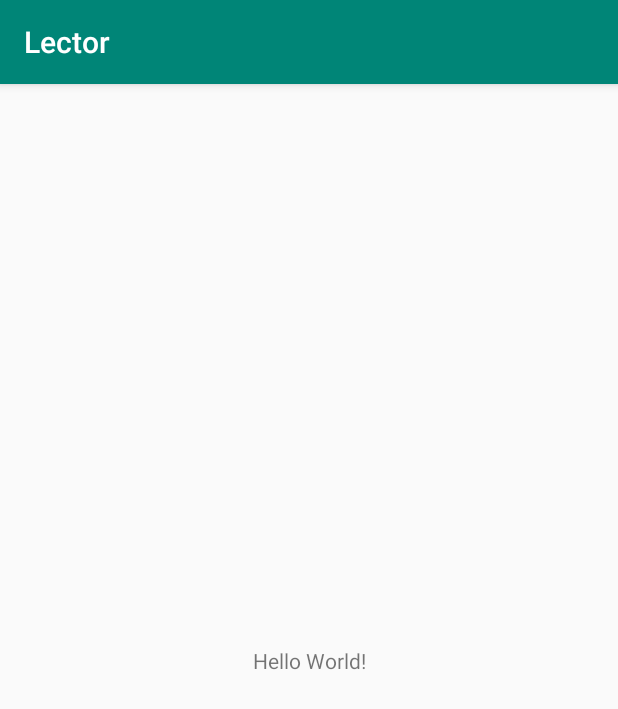
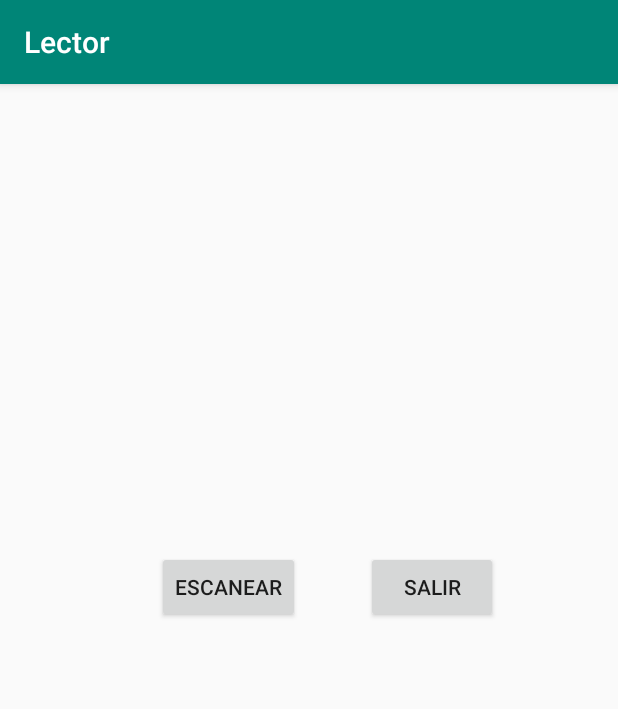
Before and after one commit to adolfodelarosamovil/Lector, an Android app: the screen it shows after launch (MainActivity), on a phone screen of 412 x 824 dp. Shown: the top 709 px of the screen. Run offline under Robolectric (Android 15) with nearby library versions, the phone set to English and light mode, and no system bars.

Commit message:
Códificación de la aplicación

```diff
--- a/app/src/main/res/layout/activity_main.xml
+++ b/app/src/main/res/layout/activity_main.xml
@@ -7,12 +7,40 @@
     tools:context=".MainActivity">
 
     <TextView
+        android:id="@+id/txtResultado"
+        android:layout_width="370dp"
+        android:layout_height="209dp"
+        android:layout_marginTop="32dp"
+        android:gravity="center|center_horizontal"
+        android:textSize="30sp"
+        android:textStyle="bold"
+        app:layout_constraintEnd_toEndOf="parent"
+        app:layout_constraintStart_toStartOf="parent"
+        app:layout_constraintTop_toTopOf="parent" />
+
+    <Button
+        android:id="@+id/btnEscanear"
         android:layout_width="wrap_content"
         android:layout_height="wrap_content"
-        android:text="Hello World!"
-        app:layout_constraintBottom_toBottomOf="parent"
-        app:layout_constraintLeft_toLeftOf="parent"
-        app:layout_constraintRight_toRightOf="parent"
-        app:layout_constraintTop_toTopOf="parent" />
+        android:layout_marginStart="80dp"
+        android:layout_marginLeft="80dp"
+        android:layout_marginTop="70dp"
+        android:layout_marginEnd="20dp"
+        android:layout_marginRight="20dp"
+        android:text="ESCANEAR"
+        app:layout_constraintEnd_toStartOf="@+id/btnSalir"
+        app:layout_constraintStart_toStartOf="parent"
+        app:layout_constraintTop_toBottomOf="@+id/txtResultado" />
+
+    <Button
+        android:id="@+id/btnSalir"
+        android:layout_width="wrap_content"
+        android:layout_height="wrap_content"
+        android:layout_marginTop="70dp"
+        android:layout_marginEnd="80dp"
+        android:layout_marginRight="80dp"
+        android:text="Salir"
+        app:layout_constraintEnd_toEndOf="parent"
+        app:layout_constraintTop_toBottomOf="@+id/txtResultado" />
 
 </androidx.constraintlayout.widget.ConstraintLayout>
```
